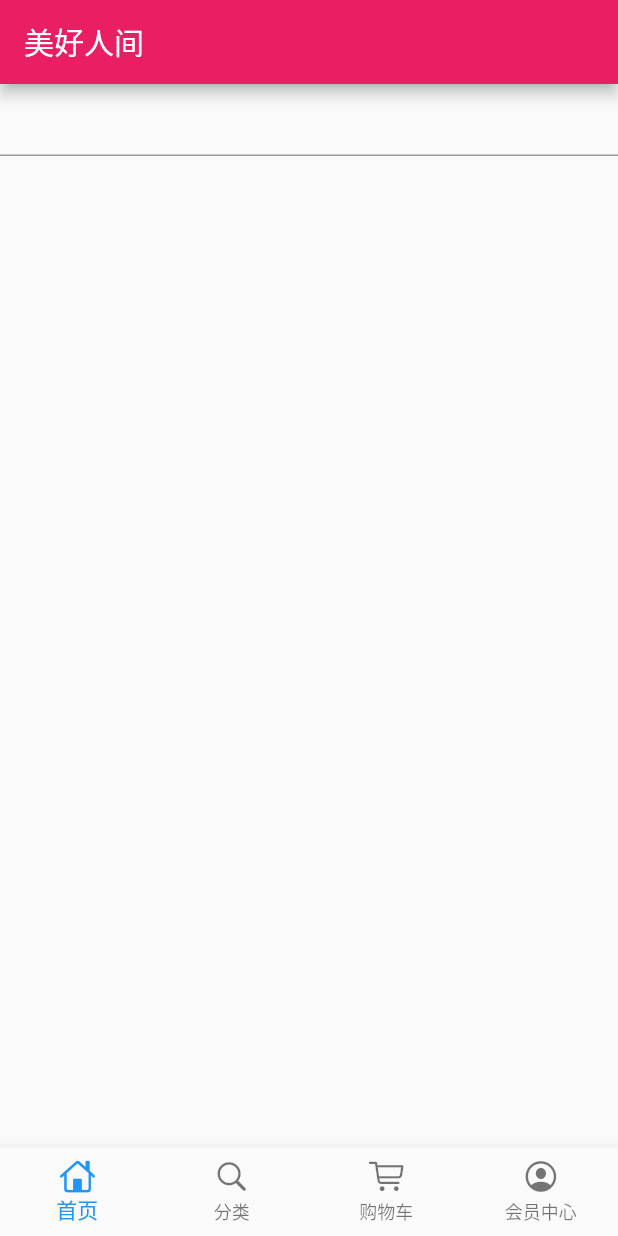
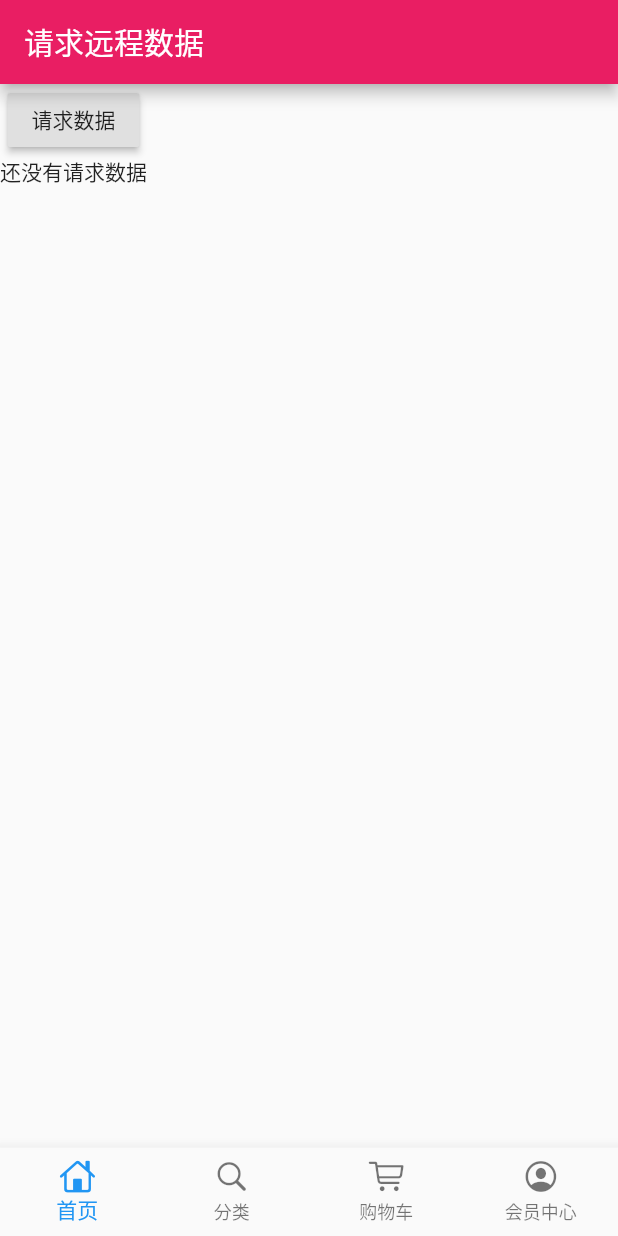
Before and after one commit to OliviaWong-code/flutter_shop, a Flutter app: the screen it shows after launch, on a phone screen of 412 x 824 dp. Run offline on Flutter 3.47's test engine with Material 2 defaults, Android fonts, the phone set to English and light mode, and no system bars; our stand-ins replace dio.

Commit message:
引入 get post请求

```diff
--- /dev/null
+++ b/lib/config/httpHeaders.dart
@@ -0,0 +1,17 @@
+const httpHeaders={
+'Accept': 'application/json, text/plain, */*',
+'Accept-Encoding': 'gzip, deflate, br',
+'Accept-Language': 'zh-CN,zh;q=0.9',
+'Cache-Control': 'no-cache',
+'Connection': 'keep-alive',
+'Content-Length': '2',
+'Content-Type': 'application/json',
+'Cookie': '_ga=GA1.2.1205252704.1568963061; _gid=GA1.2.841507671.1568963061; _gat=1; Hm_lvt_022f847c4e3acd44d4a2481d9187f1e6=1568963061; MEIQIA_TRACK_ID=1R5hraJfrvjmV3xYKkOo6OMKXn6; MEIQIA_VISIT_ID=1R5hrYNpezqICxO0aEfmJIA77u9; SERVERID=1fa1f330efedec1559b3abbcb6e30f50|1568963075|1568963061; Hm_lpvt_022f847c4e3acd44d4a2481d9187f1e6=1568963076',
+'Host': 'time.geekbang.org',
+'Origin': 'https://time.geekbang.org',
+'Pragma': 'no-cache',
+'Referer': 'https://time.geekbang.org/',
+'Sec-Fetch-Mode': 'cors',
+'Sec-Fetch-Site': 'same-origin',
+'User-Agent': 'Mozilla/5.0 (Windows NT 10.0; Win64; x64) AppleWebKit/537.36 (KHTML, like Gecko) Chrome/76.0.3809.132 Safari/537.36'
+};
--- a/lib/pages/home_page.dart
+++ b/lib/pages/home_page.dart
@@ -1,5 +1,6 @@
 import 'package:flutter/material.dart';
 import 'package:dio/dio.dart';
+import '../config/httpHeaders.dart';
 
 class HomePage extends StatefulWidget {
   @override
@@ -7,26 +8,50 @@ class HomePage extends StatefulWidget {
 }
 
 class _HomePageState extends State<HomePage> {
-  TextEditingController typeController = TextEditingController();
+  //用来显示请求回来的数据
+  String showText = '还没有请求数据';
 
   @override
   Widget build(BuildContext context) {
     return Container(
       child: Scaffold(
-        appBar: AppBar(title: Text('美好人间'),),
-        body: Container(
+        appBar: AppBar(title: Text('请求远程数据'),),
+        body: SingleChildScrollView(
           child: Column(
             children: <Widget>[
-              TextField(
-                controller: typeController,
-                decoration: InputDecoration(
-                  contentPadding: EdgeInsets.all(10.0);
-                ),
-              )
+              RaisedButton(
+                onPressed: _jike,
+                child:Text('请求数据'),
+              ),
+              Text(showText)
             ],
           ),
         ),
       ),
     );
   }
+
+  void _jike(){
+    print('开始向极客时间请求数据');
+    getHttp().then((val){
+      setState(() {
+        showText = val['data'].toString();
+      });
+    });
+
+  }
+
+
+  Future getHttp() async{
+    try{
+      Response response = new Response();
+      Dio dio = new Dio();
+      dio.options.headers= httpHeaders;
+      response = await dio.get('https://time.geekbang.org/serv/v1/column/newAll');
+      print(response);
+      return response.data;
+    }catch(e){
+      print(e);
+    }
+  }
 }
--- a/pubspec.yaml
+++ b/pubspec.yaml
@@ -23,7 +23,7 @@ dependencies:
   # The following adds the Cupertino Icons font to your application.
   # Use with the CupertinoIcons class for iOS style icons.
   cupertino_icons: ^0.1.2
-  dio: ^2.0.9
+  dio: ^2.1.7
 
 dev_dependencies:
   flutter_test:
```
